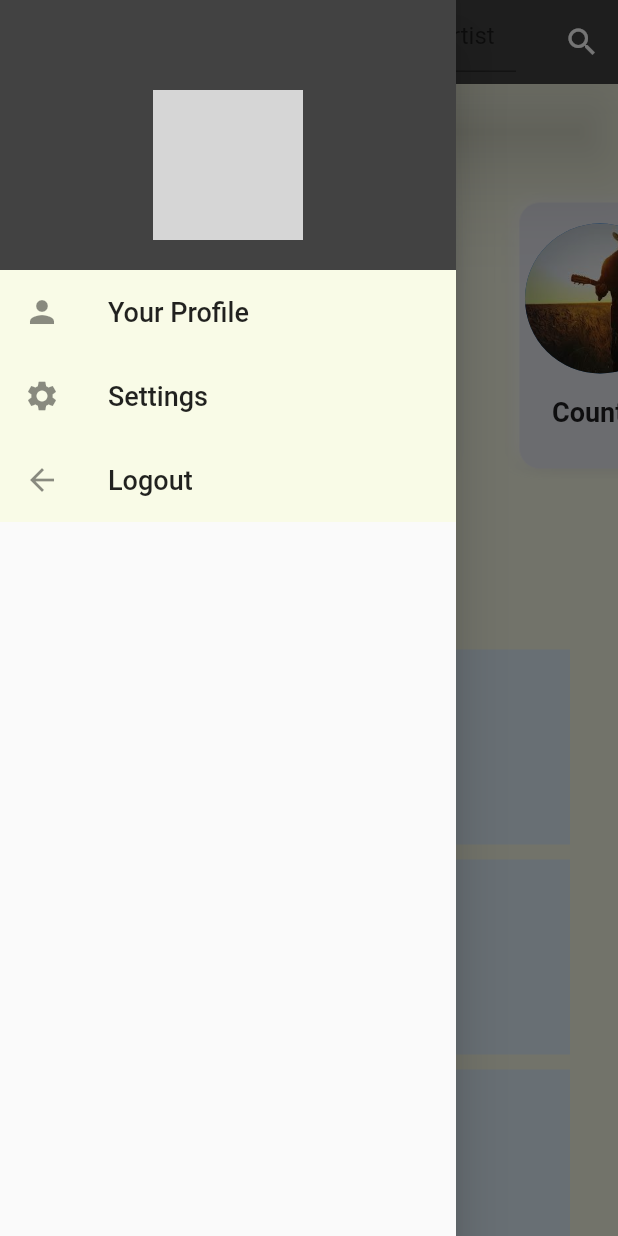
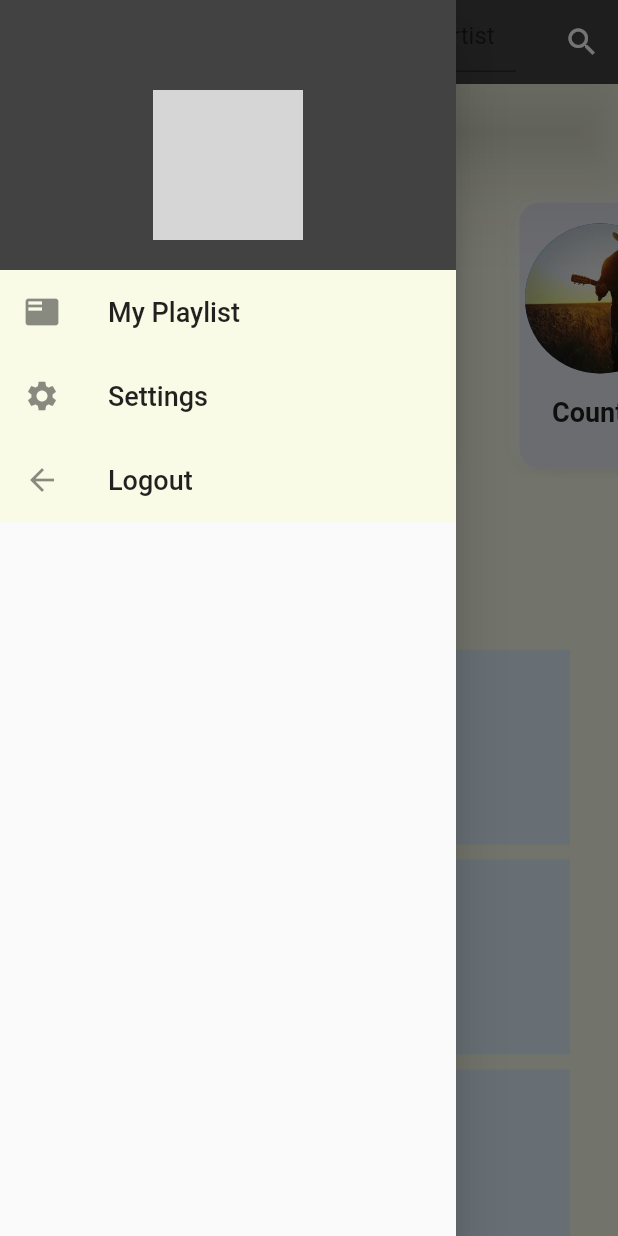
Before and after one commit to Architlall/MusicPlayer-Flutter, a Flutter app: the MyHomePage screen opened directly, with the side drawer open, on a phone screen of 412 x 824 dp. Run offline on Flutter 3.47's test engine with Material 2 defaults, Android fonts, the phone set to English and light mode, and no system bars; our stand-ins replace audioplayers, cloud_firestore, firebase_auth, firebase_core, flutter_svg; accounts and stored records are empty; generated files the repository leaves out were written again; network calls fail; grey boxes are pictures that could not be loaded.

Commit message:
finishing up

```diff
--- a/lib/drawer.dart
+++ b/lib/drawer.dart
@@ -38,9 +38,9 @@ class MainDrawer extends StatelessWidget {
         ),
         ListTile(
           tileColor: Colors.lime[50],
-          leading: Icon(Icons.person),
+          leading: Icon(Icons.featured_play_list),
           title: Text(
-            'Your Profile',
+            'My Playlist',
             style: TextStyle(
               fontSize: 18,
             ),
```
